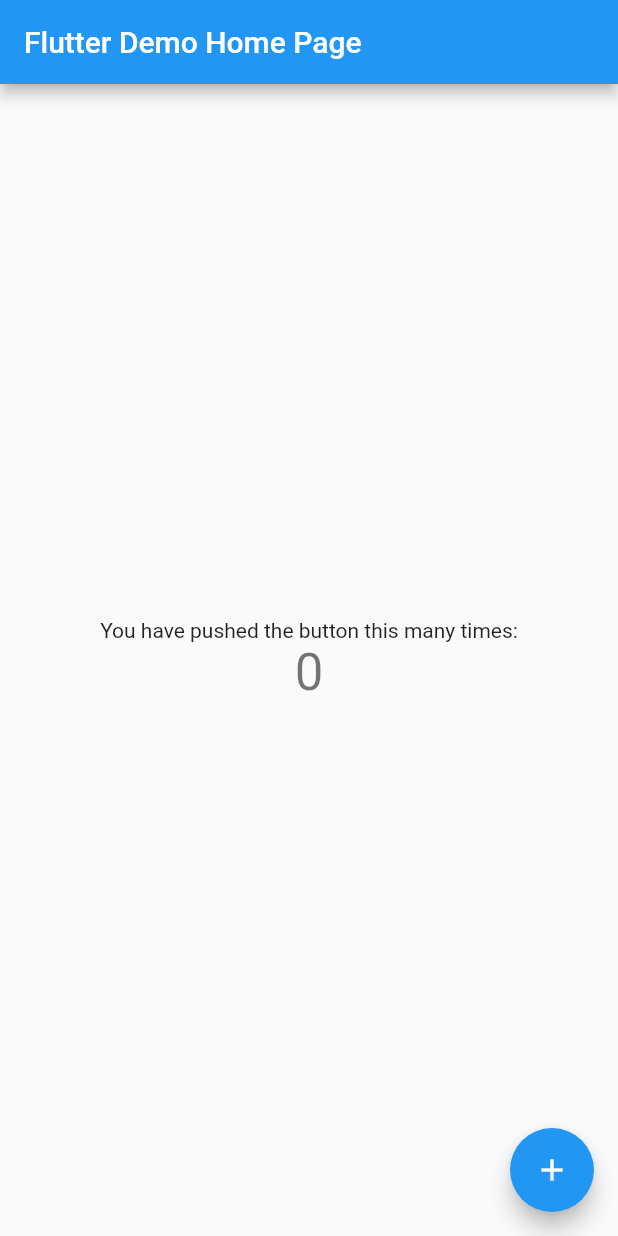
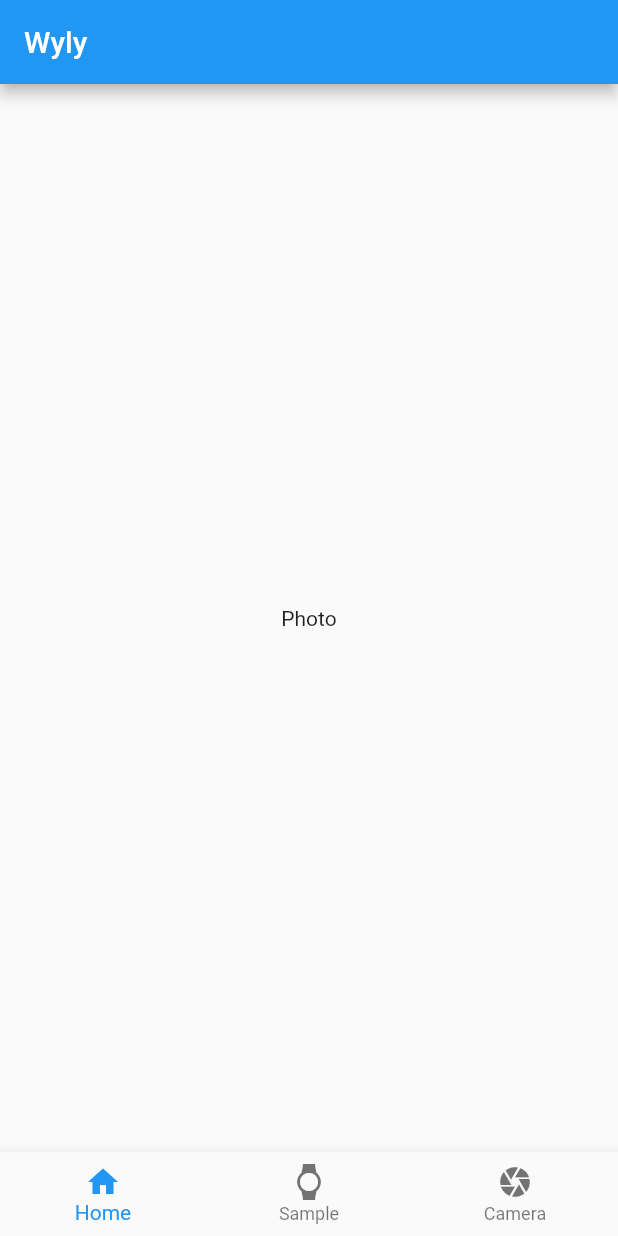
Before and after one commit to gimKondo/wyly-mobile, a Flutter app: the screen it shows after launch, on a phone screen of 412 x 824 dp. Run offline on Flutter 3.47's test engine with Material 2 defaults, Android fonts, the phone set to English and light mode, and no system bars.

Commit message:
:tada: make several screen

```diff
--- a/lib/main.dart
+++ b/lib/main.dart
@@ -1,4 +1,8 @@
 import 'package:flutter/material.dart';
+import 'package:wyly/screen/sample_screen.dart';
+
+import './screen/top_screen.dart';
+import './screen/camera_screen.dart';
 
 void main() => runApp(MyApp());
 
@@ -7,7 +11,7 @@
   @override
   Widget build(BuildContext context) {
     return MaterialApp(
-      title: 'Flutter Demo',
+      title: 'Wyly',
       theme: ThemeData(
         // This is the theme of your application.
         //
@@ -20,92 +24,12 @@
         // is not restarted.
         primarySwatch: Colors.blue,
       ),
-      home: MyHomePage(title: 'Flutter Demo Home Page'),
+      initialRoute: '/',
+      routes: {
+        '/': (context) => TopScreen(),
+        '/sample': (context) => SampleScreen(title: 'Sample'),
+        '/camera': (context) => CameraScreen(),
+      },
     );
   }
 }
-
-class MyHomePage extends StatefulWidget {
-  MyHomePage({Key key, this.title}) : super(key: key);
-
-  // This widget is the home page of your application. It is stateful, meaning
-  // that it has a State object (defined below) that contains fields that affect
-  // how it looks.
-
-  // This class is the configuration for the state. It holds the values (in this
-  // case the title) provided by the parent (in this case the App widget) and
-  // used by the build method of the State. Fields in a Widget subclass are
-  // always marked "final".
-
-  final String title;
-
-  @override
-  _MyHomePageState createState() => _MyHomePageState();
-}
-
-class _MyHomePageState extends State<MyHomePage> {
-  int _counter = 0;
-
-  void _incrementCounter() {
-    setState(() {
-      // This call to setState tells the Flutter framework that something has
-      // changed in this State, which causes it to rerun the build method below
-      // so that the display can reflect the updated values. If we changed
-      // _counter without calling setState(), then the build method would not be
-      // called again, and so nothing would appear to happen.
-      _counter++;
-    });
-  }
-
-  @override
-  Widget build(BuildContext context) {
-    // This method is rerun every time setState is called, for instance as done
-    // by the _incrementCounter method above.
-    //
-    // The Flutter framework has been optimized to make rerunning build methods
-    // fast, so that you can just rebuild anything that needs updating rather
-    // than having to individually change instances of widgets.
-    return Scaffold(
-      appBar: AppBar(
-        // Here we take the value from the MyHomePage object that was created by
-        // the App.build method, and use it to set our appbar title.
-        title: Text(widget.title),
-      ),
-      body: Center(
-        // Center is a layout widget. It takes a single child and positions it
-        // in the middle of the parent.
-        child: Column(
-          // Column is also a layout widget. It takes a list of children and
-          // arranges them vertically. By default, it sizes itself to fit its
-          // children horizontally, and tries to be as tall as its parent.
-          //
-          // Invoke "debug painting" (press "p" in the console, choose the
-          // "Toggle Debug Paint" action from the Flutter Inspector in Android
-          // Studio, or the "Toggle Debug Paint" command in Visual Studio Code)
-          // to see the wireframe for each widget.
-          //
-          // Column has various properties to control how it sizes itself and
-          // how it positions its children. Here we use mainAxisAlignment to
-          // center the children vertically; the main axis here is the vertical
-          // axis because Columns are vertical (the cross axis would be
-          // horizontal).
-          mainAxisAlignment: MainAxisAlignment.center,
-          children: <Widget>[
-            Text(
-              'You have pushed the button this many times:',
-            ),
-            Text(
-              '$_counter',
-              style: Theme.of(context).textTheme.display1,
-            ),
-          ],
-        ),
-      ),
-      floatingActionButton: FloatingActionButton(
-        onPressed: _incrementCounter,
-        tooltip: 'Increment',
-        child: Icon(Icons.add),
-      ), // This trailing comma makes auto-formatting nicer for build methods.
-    );
-  }
-}
--- /dev/null
+++ b/lib/screen/camera_screen.dart
@@ -0,0 +1,14 @@
+import 'package:flutter/material.dart';
+
+import '../widget/bottom_navigator.dart';
+
+class CameraScreen extends StatelessWidget {
+  @override
+  Widget build(BuildContext context) {
+    return Scaffold(
+      appBar: AppBar(title: Text('Wyly')),
+      body: Center(child: Text('Camera')),
+      bottomNavigationBar: BottomNavigator(2),
+    );
+  }
+}
--- /dev/null
+++ b/lib/screen/top_screen.dart
@@ -0,0 +1,14 @@
+import 'package:flutter/material.dart';
+
+import '../widget/bottom_navigator.dart';
+
+class TopScreen extends StatelessWidget {
+  @override
+  Widget build(BuildContext context) {
+    return Scaffold(
+      appBar: AppBar(title: Text('Wyly')),
+      body: Center(child: Text('Photo')),
+      bottomNavigationBar: BottomNavigator(0),
+    );
+  }
+}
--- /dev/null
+++ b/lib/widget/bottom_navigator.dart
@@ -0,0 +1,39 @@
+import 'package:flutter/material.dart';
+
+class BottomNavigator extends StatelessWidget {
+  BottomNavigator(this._index);
+  final int _index;
+
+  @override
+  Widget build(BuildContext context) {
+    return BottomNavigationBar(
+      currentIndex: _index,
+      items: <BottomNavigationBarItem>[
+        BottomNavigationBarItem(
+          title: Text('Home'),
+          icon: Icon(Icons.home),
+        ),
+        BottomNavigationBarItem(
+          title: Text('Sample'),
+          icon: Icon(Icons.watch),
+        ),
+        BottomNavigationBarItem(
+          title: Text('Camera'),
+          icon: Icon(Icons.camera),
+        ),
+      ],
+      onTap: (int value) {
+        switch (value) {
+          case 0:
+            Navigator.pushNamed(context, '/');
+            break;
+          case 1:
+            Navigator.pushNamed(context, '/sample');
+            break;
+          case 2:
+            Navigator.pushNamed(context, '/camera');
+        }
+      },
+    );
+  }
+}
```
Also changed, not shown: lib/screen/sample_screen.dart (added, +89 -0 lines).
